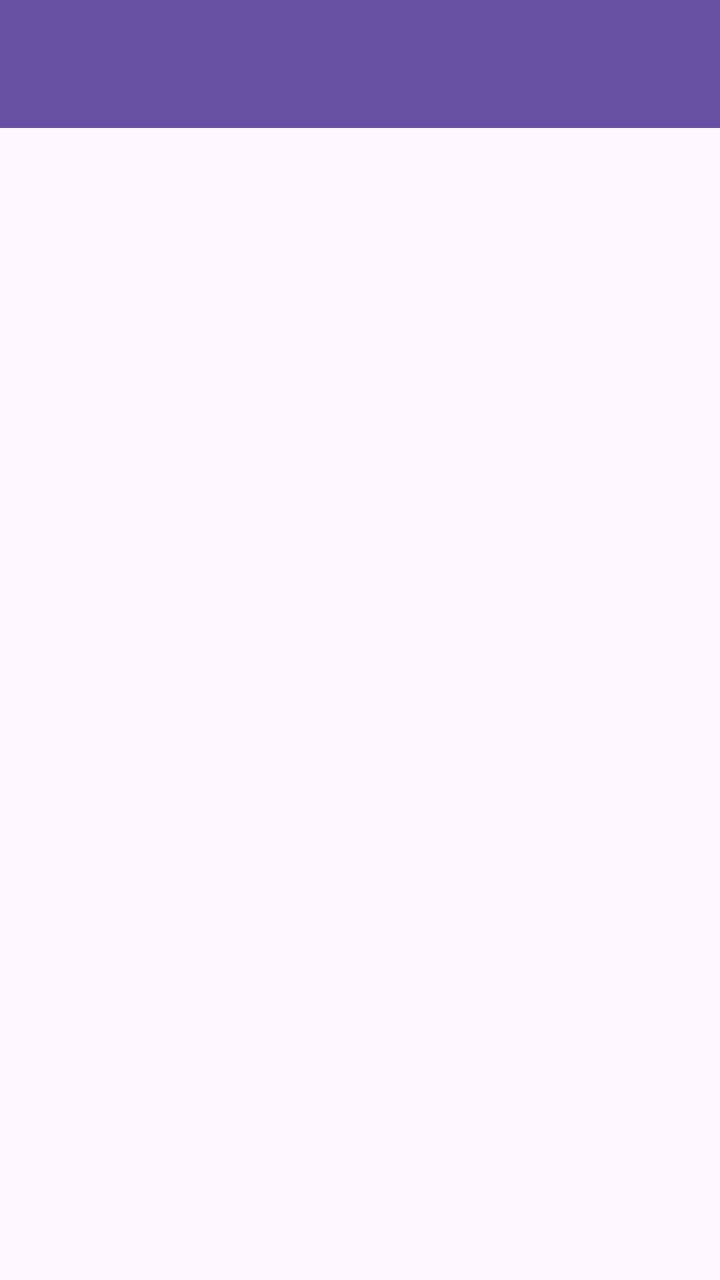
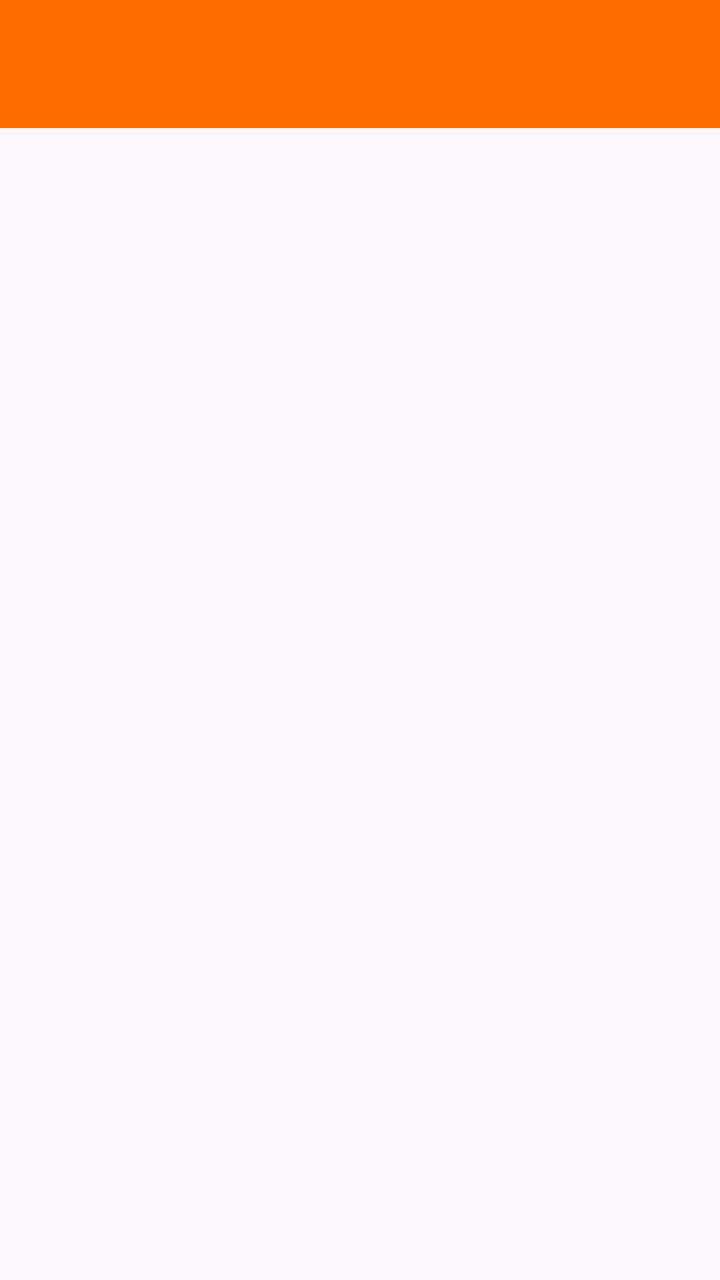

Before-and-after screenshots of an Android layout around one commit, followed by the original layout XML and the change that was made.
<!-- AndroidManifest.xml: application theme Theme.Zakaria_3TIA -->
<!-- res/layout/fragment_message.xml -->
<?xml version="1.0" encoding="utf-8"?>
<androidx.coordinatorlayout.widget.CoordinatorLayout
    xmlns:android="http://schemas.android.com/apk/res/android"
    xmlns:app="http://schemas.android.com/apk/res-auto"
    xmlns:tools="http://schemas.android.com/tools"
    android:layout_width="match_parent"
    android:layout_height="match_parent"
    tools:context=".Message.MessageFragment">

    <com.google.android.material.appbar.AppBarLayout
        android:id="@+id/appBarLayout"
        android:layout_width="match_parent"
        android:layout_height="wrap_content"
        android:theme="@style/ThemeOverlay.AppCompat.Dark.ActionBar">

        <androidx.appcompat.widget.Toolbar
            android:id="@+id/toolbar"
            android:layout_width="match_parent"
            android:layout_height="?attr/actionBarSize"
            android:background="?attr/colorPrimary"
            app:layout_scrollFlags="scroll|enterAlways"
            app:titleTextColor="@android:color/white" />
    </com.google.android.material.appbar.AppBarLayout>

    <ListView
        android:id="@+id/listMessageItems"
        android:layout_width="match_parent"
        android:layout_height="match_parent"
        app:layout_behavior="@string/appbar_scrolling_view_behavior" />
</androidx.coordinatorlayout.widget.CoordinatorLayout>
<!-- resources referenced by this layout -->
<resources>
  <style name="Theme.Zakaria_3TIA" parent="Base.Theme.Zakaria_3TIA" />
  <style name="Base.Theme.Zakaria_3TIA" parent="Theme.Material3.DayNight.NoActionBar">
          
          
      </style>
</resources>

<!-- the commit's change to res/layout/fragment_message.xml (unified diff, before → after) -->
@@ -17,7 +17,7 @@
             android:id="@+id/toolbar"
             android:layout_width="match_parent"
             android:layout_height="?attr/actionBarSize"
-            android:background="?attr/colorPrimary"
+            android:background="#FF6D00"
             app:layout_scrollFlags="scroll|enterAlways"
             app:titleTextColor="@android:color/white" />
     </com.google.android.material.appbar.AppBarLayout>
